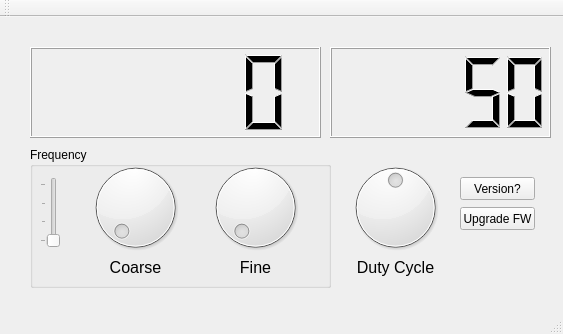
This is PulseGenerator/mainwindow.ui in thanhdangdev/ATmega as Qt 5 draws it before an edit. The edited form follows.
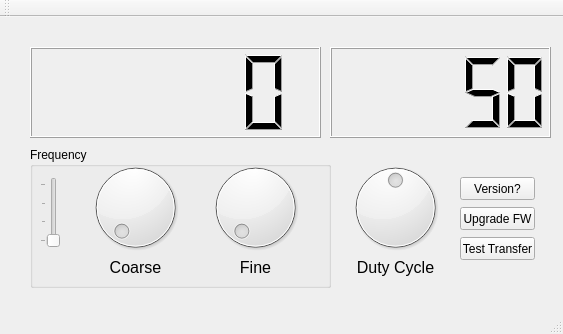
This is the edited form.

Commit message: Add function to test data transfer between SW and MCU

Patch:
```diff
--- a/PulseGenerator/mainwindow.ui
+++ b/PulseGenerator/mainwindow.ui
@@ -206,6 +206,22 @@
      </property>
     </widget>
    </widget>
+   <widget class="QPushButton" name="pushButtonTestTransfer">
+    <property name="geometry">
+     <rect>
+      <x>460</x>
+      <y>220</y>
+      <width>75</width>
+      <height>23</height>
+     </rect>
+    </property>
+    <property name="text">
+     <string>Test Transfer</string>
+    </property>
+    <property name="checkable">
+     <bool>true</bool>
+    </property>
+   </widget>
   </widget>
   <widget class="QMenuBar" name="menuBar">
    <property name="geometry">
```
The commit also changes 44 other files.
